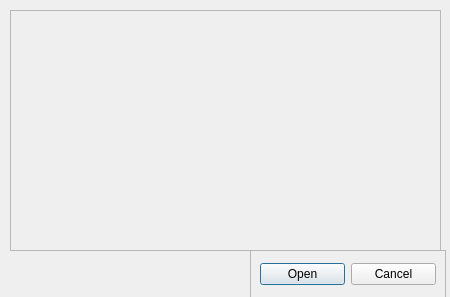
Before: the Qt Designer form mydextr_dialog_base.ui in zbxzc35/mydextr, drawn with Qt 5.
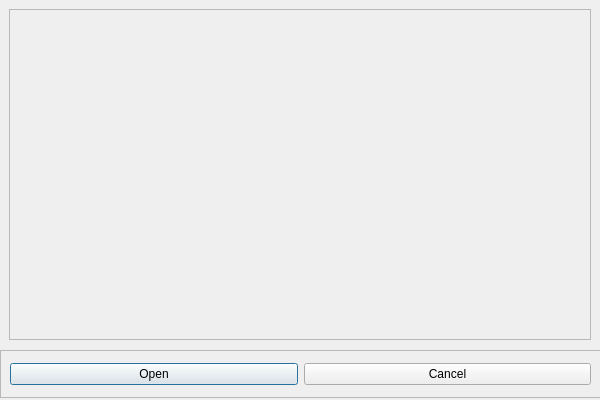
After: the same form once the commit is applied.

The edit to the form file:
```diff
--- a/mydextr_dialog_base.ui
+++ b/mydextr_dialog_base.ui
@@ -6,14 +6,14 @@
    <rect>
     <x>0</x>
     <y>0</y>
-    <width>450</width>
-    <height>297</height>
+    <width>600</width>
+    <height>400</height>
    </rect>
   </property>
   <property name="minimumSize">
    <size>
-    <width>446</width>
-    <height>297</height>
+    <width>600</width>
+    <height>400</height>
    </size>
   </property>
   <property name="windowTitle">
@@ -22,9 +22,25 @@
   <widget class="QFrame" name="ctrlBtns">
    <property name="geometry">
     <rect>
-     <x>250</x>
-     <y>250</y>
-     <width>196</width>
+     <x>9</x>
+     <y>9</y>
+     <width>582</width>
+     <height>331</height>
+    </rect>
+   </property>
+   <property name="frameShape">
+    <enum>QFrame::StyledPanel</enum>
+   </property>
+   <property name="frameShadow">
+    <enum>QFrame::Raised</enum>
+   </property>
+  </widget>
+  <widget class="QFrame" name="ctrlButtons">
+   <property name="geometry">
+    <rect>
+     <x>0</x>
+     <y>350</y>
+     <width>601</width>
      <height>48</height>
     </rect>
    </property>
@@ -54,22 +70,6 @@
     </item>
    </layout>
   </widget>
-  <widget class="QFrame" name="fileSelect">
-   <property name="geometry">
-    <rect>
-     <x>10</x>
-     <y>10</y>
-     <width>431</width>
-     <height>241</height>
-    </rect>
-   </property>
-   <property name="frameShape">
-    <enum>QFrame::StyledPanel</enum>
-   </property>
-   <property name="frameShadow">
-    <enum>QFrame::Raised</enum>
-   </property>
-  </widget>
  </widget>
  <resources/>
  <connections>
```
Left out of the diff: 24 changed lines with no effect on the pictures.
